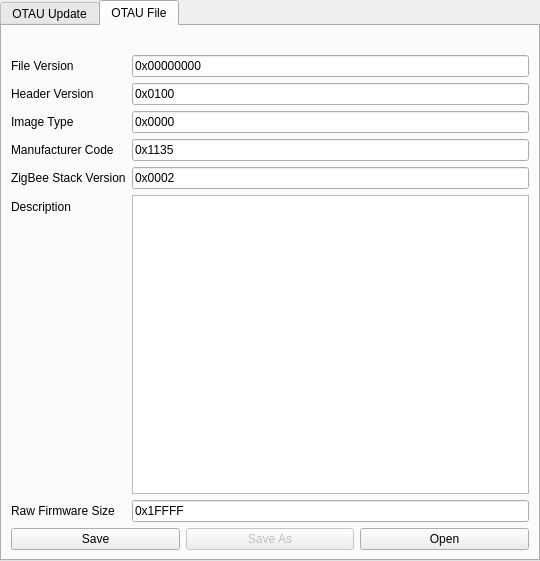
Before: the Qt Designer form std_otau_widget.ui in dresden-elektronik/deconz-ota-plugin, drawn with Qt 5.
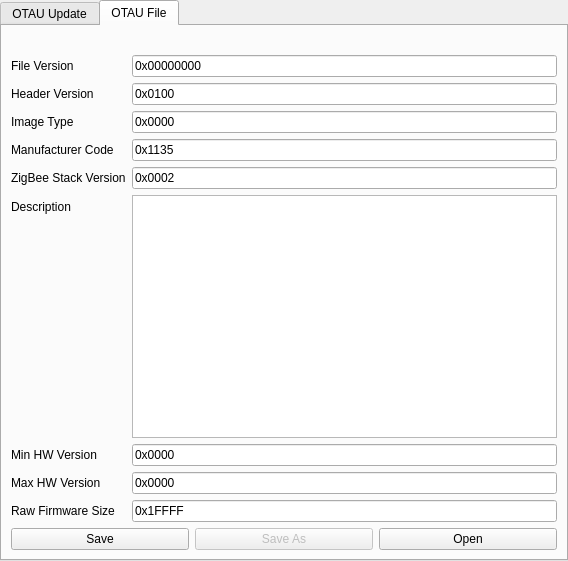
After: the same form once the commit is applied. The open tabs and pages were chosen to show the change.

Commit message: OTA widget: show min/max hardware version

Diff of the .ui file:
```diff
--- a/std_otau_widget.ui
+++ b/std_otau_widget.ui
@@ -6,7 +6,7 @@
    <rect>
     <x>0</x>
     <y>0</y>
-    <width>540</width>
+    <width>568</width>
     <height>561</height>
    </rect>
   </property>
@@ -32,7 +32,7 @@
    <item>
     <widget class="QTabWidget" name="tabWidget">
      <property name="currentIndex">
-      <number>0</number>
+      <number>1</number>
      </property>
      <widget class="QWidget" name="tab">
       <attribute name="title">
@@ -438,7 +438,7 @@
            </property>
           </widget>
          </item>
-         <item row="5" column="0">
+         <item row="6" column="0">
           <widget class="QLabel" name="label_9">
            <property name="enabled">
             <bool>true</bool>
@@ -448,21 +448,21 @@
            </property>
           </widget>
          </item>
-         <item row="5" column="1">
+         <item row="6" column="1">
           <widget class="QPlainTextEdit" name="of_descriptionEdit">
            <property name="enabled">
             <bool>true</bool>
            </property>
           </widget>
          </item>
-         <item row="6" column="0">
+         <item row="10" column="0">
           <widget class="QLabel" name="label_8">
            <property name="text">
             <string>Raw Firmware Size</string>
            </property>
           </widget>
          </item>
-         <item row="6" column="1">
+         <item row="10" column="1">
           <widget class="QLineEdit" name="of_firmwareSizeEdit">
            <property name="enabled">
             <bool>true</bool>
@@ -478,6 +478,34 @@
            </property>
           </widget>
          </item>
+         <item row="7" column="0">
+          <widget class="QLabel" name="label_15">
+           <property name="text">
+            <string>Min HW Version</string>
+           </property>
+          </widget>
+         </item>
+         <item row="7" column="1">
+          <widget class="QLineEdit" name="of_minHwVersionEdit">
+           <property name="text">
+            <string>0x0000</string>
+           </property>
+          </widget>
+         </item>
+         <item row="8" column="0">
+          <widget class="QLabel" name="label_16">
+           <property name="text">
+            <string>Max HW Version</string>
+           </property>
+          </widget>
+         </item>
+         <item row="8" column="1">
+          <widget class="QLineEdit" name="of_maxHwVersionEdit">
+           <property name="text">
+            <string>0x0000</string>
+           </property>
+          </widget>
+         </item>
         </layout>
        </item>
        <item>
```
The commit also changes 1 other file.
